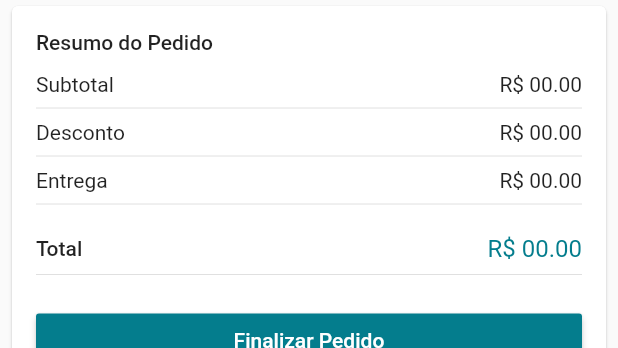
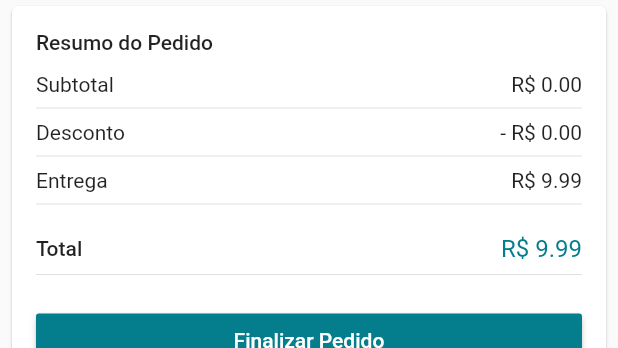
Before and after one commit to BrendowNettrends/loja_virtual, a Flutter app: the CartPrice widget shown alone on an empty page, opened directly with empty values, on a phone screen of 412 x 824 dp. Shown: the top 348 px of the screen. Run offline on Flutter 3.47's test engine with Material 2 defaults, Android fonts, the phone set to English and light mode, and no system bars; our stand-ins replace carousel_pro, cloud_firestore, firebase_auth, transparent_image; accounts and stored records are empty.

Commit message:
Calculando os preços

```diff
--- a/loja_virtual/lib/models/cart_modal.dart
+++ b/loja_virtual/lib/models/cart_modal.dart
@@ -83,4 +83,30 @@ class CartModel extends Model {
     this.discountPercentage = discountPercentage;
   }
 
+  void updatePrices() {
+
+    notifyListeners();
+  }
+
+  double getProductsPrice() {
+
+  double price = 0.0;
+    for(CartProduct c in products) {
+      if(c.productData != null)
+        price += c.quantity * c.productData.price;
+    }
+
+    return price;
+  }
+
+  double getShipPrice() {
+
+    return 9.99;
+  }
+
+  double getDiscount() {
+
+    return getProductsPrice() * discountPercentage / 100;
+  }
+
 }
--- a/loja_virtual/lib/tiles/cart_tile.dart
+++ b/loja_virtual/lib/tiles/cart_tile.dart
@@ -14,6 +14,8 @@ class CartTile extends StatelessWidget {
   Widget build(BuildContext context) {
 
     Widget _buildContent() {
+      CartModel.of(context).updatePrices();
+
       return Row(
 
         children: <Widget>[
--- a/loja_virtual/lib/widget/cart_price.dart
+++ b/loja_virtual/lib/widget/cart_price.dart
@@ -16,6 +16,12 @@ class CartPrice extends StatelessWidget {
         padding: EdgeInsets.all(16.0),
         child: ScopedModelDescendant<CartModel>(
             builder: (context, child, model) {
+
+              double price = model.getProductsPrice();
+
+              double discount = model.getDiscount();
+
+              double ship = model.getShipPrice();
               return Column(
                 crossAxisAlignment: CrossAxisAlignment.stretch,
                 children: <Widget>[
@@ -29,7 +35,7 @@ class CartPrice extends StatelessWidget {
                     mainAxisAlignment: MainAxisAlignment.spaceBetween,
                     children: <Widget>[
                       Text("Subtotal"),
-                      Text("R\$ 00.00")
+                      Text("R\$ ${price.toStringAsFixed(2)}")
                     ],
                   ),
                   Divider(),
@@ -37,7 +43,7 @@ class CartPrice extends StatelessWidget {
                     mainAxisAlignment: MainAxisAlignment.spaceBetween,
                     children: <Widget>[
                       Text("Desconto"),
-                      Text("R\$ 00.00")
+                      Text("- R\$ ${discount.toStringAsFixed(2)}")
 
                     ],
                   ),
@@ -46,7 +52,7 @@ class CartPrice extends StatelessWidget {
                     mainAxisAlignment: MainAxisAlignment.spaceBetween,
                     children: <Widget>[
                       Text("Entrega"),
-                      Text("R\$ 00.00")
+                      Text("R\$ ${ship.toStringAsFixed(2)}")
                     ],
                   ),
                   Divider(),
@@ -57,7 +63,7 @@ class CartPrice extends StatelessWidget {
                       Text("Total",
                       style: TextStyle(fontWeight: FontWeight.w500),
                       ),
-                      Text("R\$ 00.00",
+                      Text("R\$ ${(price + ship - discount).toStringAsFixed(2)}",
                         style: TextStyle(color: Theme.of(context).primaryColor, fontSize: 16.0,),
                       )
                     ],
```
